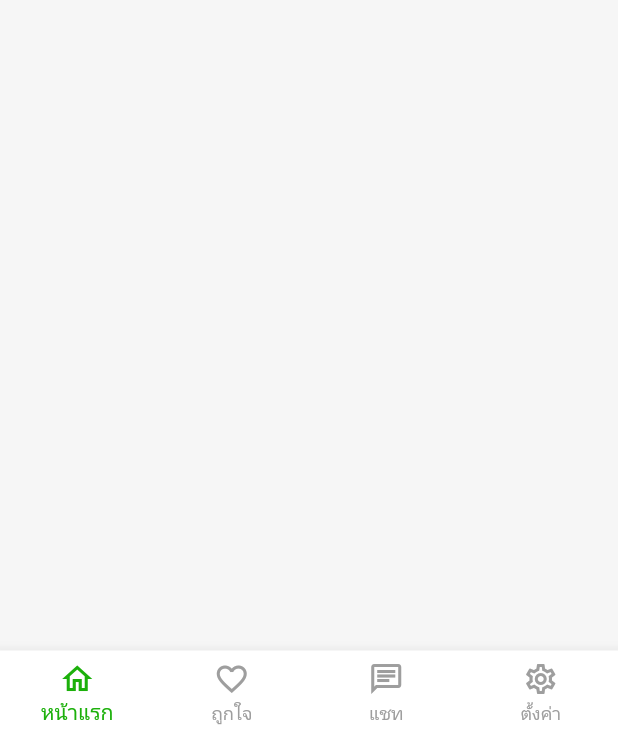
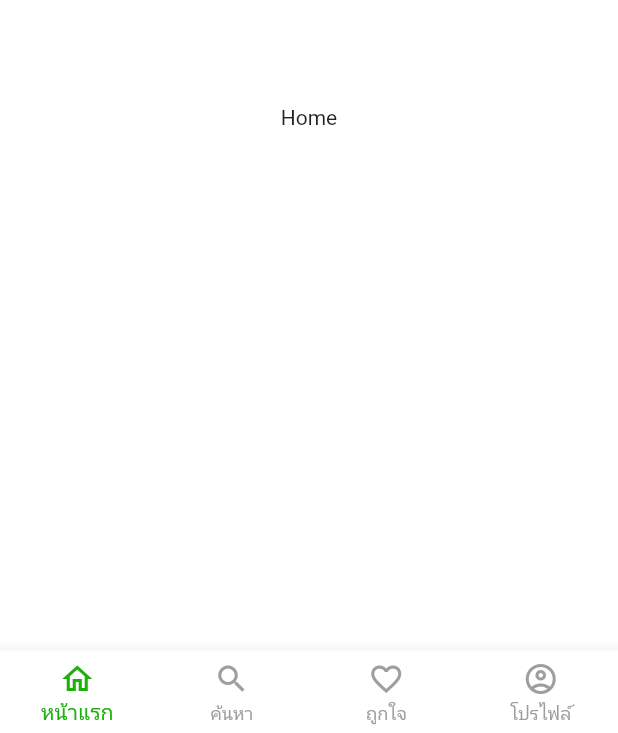
Before and after one commit to PiyanutChaiyamong/jnshop, a Flutter app: the screen it shows after launch, on a phone screen of 412 x 824 dp. Shown: the part 500-1233 px from the top of the screen. Run offline on Flutter 3.47's test engine with Material 3 defaults, Android fonts, the phone set to English and light mode, and no system bars; our stand-ins replace google_fonts; Roboto replaces fonts that are missing (Prompt).

Commit message:
เริ่ม Project

```diff
--- a/lib/core/theme/app_appbar.dart
+++ b/lib/core/theme/app_appbar.dart
@@ -1,6 +1,6 @@
 import 'package:flutter/material.dart';
-
-import 'app_color.dart';
+import 'package:google_fonts/google_fonts.dart';
+import 'package:jnshop/core/theme/app_color.dart';
 
 class AppAppbar {
   static final appbar = AppBarTheme(
@@ -11,11 +11,11 @@ class AppAppbar {
     iconTheme: IconThemeData(
       color: Colors.grey.shade600,
     ),
-    titleTextStyle: const TextStyle(
+    titleTextStyle: TextStyle(
       color: Colors.white,
       fontSize: 16,
       fontWeight: FontWeight.bold,
-      //fontFamily: GoogleFonts.prompt(fontStyle: FontStyle.normal).fontFamily,
+      fontFamily: GoogleFonts.prompt(fontStyle: FontStyle.normal).fontFamily,
     ),
   );
 }
--- a/lib/core/theme/app_color.dart
+++ b/lib/core/theme/app_color.dart
@@ -1,6 +1,5 @@
 import 'package:flutter/material.dart';
-
-import '../constant/helper.dart';
+import 'package:jnshop/core/constant/helper.dart';
 
 class AppColors {
   static final primary = hexToColor('#1cb00b');
--- a/lib/core/theme/app_theme.dart
+++ b/lib/core/theme/app_theme.dart
@@ -1,18 +1,19 @@
 import 'package:flutter/material.dart';
+import 'package:google_fonts/google_fonts.dart';
+import 'package:jnshop/core/constant/helper.dart';
 import 'package:jnshop/core/theme/app_appbar.dart';
-import '../constant/helper.dart';
-import 'app_color.dart';
+import 'package:jnshop/core/theme/app_color.dart';
 
 class MyTheme {
   static final lightTheme = ThemeData(
     useMaterial3: false,
     primaryColor: AppColors.primary,
     primarySwatch: colorToMaterialColor(AppColors.primary),
-      // fontFamily: GoogleFonts.prompt(fontStyle: FontStyle.normal).fontFamily,
+    fontFamily: GoogleFonts.prompt(fontStyle: FontStyle.normal).fontFamily,
     brightness: Brightness.light,
     colorScheme: ColorScheme.light(
       primary: AppColors.primary,
-        background: AppColors.background,
+      surface: AppColors.background,
       secondary: AppColors.secondary,
     ),
     appBarTheme: AppAppbar.appbar,
@@ -22,5 +23,6 @@ class MyTheme {
       selectedItemColor: AppColors.primary,
       unselectedItemColor: Colors.grey,
       type: BottomNavigationBarType.fixed,
-      ));
+    ),
+  );
 }
--- a/lib/presentation/views/chat/chat_page.dart
+++ b/lib/presentation/views/chat/chat_page.dart
@@ -10,7 +10,7 @@ class ChatPage extends StatefulWidget {
 class _ChatPageState extends State<ChatPage> {
   @override
   Widget build(BuildContext context) {
-    return Column(
+    return const Column(
       children: [
         Text('หน้าแชท'),
       ],
--- a/lib/presentation/views/favorite/favorite_page.dart
+++ b/lib/presentation/views/favorite/favorite_page.dart
@@ -10,7 +10,7 @@ class FavoritePage extends StatefulWidget {
 class _FavoritePageState extends State<FavoritePage> {
   @override
   Widget build(BuildContext context) {
-    return Column(
+    return const Column(
       children: [
         Text('ถูกใจ'),
       ],
--- a/lib/presentation/views/main/home_page.dart
+++ b/lib/presentation/views/main/home_page.dart
@@ -10,17 +10,8 @@ class HomePage extends StatefulWidget {
 class _HomePageState extends State<HomePage> {
   @override
   Widget build(BuildContext context) {
-    return Scaffold();
-  }
-
-  Widget _buildGridItem(IconData icon, String label) {
-    return Column(
-      mainAxisAlignment: MainAxisAlignment.center,
-      children: [
-        Icon(icon, size: 60),
-        SizedBox(height: 8),
-        Text(label, textAlign: TextAlign.center),
-      ],
+    return const Center(
+      child: Text('Home'),
     );
   }
 }
--- a/lib/presentation/views/main/root_page.dart
+++ b/lib/presentation/views/main/root_page.dart
@@ -16,25 +16,27 @@ class _RootPageState extends State<RootPage> {
   int _currentIndex = 0;
 
   List<Widget> get _children => [
-        HomePage(),
-        FavoritePage(),
-        ChatPage(),
-        SettingPage(),
+        const HomePage(),
+        const FavoritePage(),
+        const ChatPage(),
+        const SettingPage(),
       ];
 
   @override
   Widget build(BuildContext context) {
     return Scaffold(
+      backgroundColor: Colors.white,
       appBar: AppBar(
         leadingWidth: 150,
-          leading: Padding(
-            padding: const EdgeInsets.all(8),
+        leading: const Padding(
+          padding: EdgeInsets.all(8),
           child: Text(
-              "JNShop",
+            'JNShop',
             style: TextStyle(
               fontSize: 25,
               fontWeight: FontWeight.bold,
-                  color: Colors.black87),
+              color: Colors.black87,
+            ),
           ),
         ),
         // title: Text(getTitle(_currentIndex)),
@@ -44,21 +46,25 @@ class _RootPageState extends State<RootPage> {
             child: Container(
               decoration: BoxDecoration(
                 border: Border.all(color: Colors.grey.shade400),
-                    shape: BoxShape.circle),
+                shape: BoxShape.circle,
+              ),
               child: Padding(
-                  padding: const EdgeInsets.all(8.0),
+                padding: const EdgeInsets.all(8),
                 child: GestureDetector(
-                      onTap: () {}, child: Icon(Icons.shopping_bag_outlined)),
+                  onTap: () {},
+                  child: const Icon(Icons.shopping_bag_outlined),
                 ),
               ),
-            )
+            ),
+          ),
         ],
       ),
       bottomNavigationBar: BottomNav(
         onTap: onTabTapped,
         currentIndex: _currentIndex,
       ),
-        body: _children[_currentIndex]); // Closing bracket for build method
+      body: _children[_currentIndex],
+    ); // Closing bracket for build method
   }
 
   void onTabTapped(int index) {
@@ -72,11 +78,11 @@ class _RootPageState extends State<RootPage> {
       case 0:
         return 'หน้าแรก';
       case 1:
-        return 'รายการโปรด';
+        return 'ค้นหา';
       case 2:
-        return 'แชท';
+        return 'ถูกใจ';
       case 3:
-        return 'การตั้งค่า';
+        return 'โปรไฟล์';
       default:
         return 'หน้าแรก';
     }
--- a/lib/presentation/views/setting/setting_page.dart
+++ b/lib/presentation/views/setting/setting_page.dart
@@ -10,7 +10,7 @@ class SettingPage extends StatefulWidget {
 class _SettingPageState extends State<SettingPage> {
   @override
   Widget build(BuildContext context) {
-    return Column(
+    return const Column(
       children: [
         Text('การตั้งค่า'),
       ],
--- a/lib/presentation/views/splash_page.dart
+++ b/lib/presentation/views/splash_page.dart
@@ -25,7 +25,9 @@ class _SplashPageState extends State<SplashPage> {
       const Duration(seconds: 2),
       () {
         Navigator.push(
-            context, MaterialPageRoute(builder: (context) => const RootPage()));
+          context,
+          MaterialPageRoute(builder: (context) => const RootPage()),
+        );
       },
     );
   }
--- a/lib/presentation/widgets/bottom_nav.dart
+++ b/lib/presentation/widgets/bottom_nav.dart
@@ -17,16 +17,16 @@ class BottomNav extends StatelessWidget {
           label: 'หน้าแรก',
         ),
         BottomNavigationBarItem(
+          icon: Icon(Icons.search),
+          label: 'ค้นหา',
+        ),
+        BottomNavigationBarItem(
           icon: Icon(Icons.favorite_outline),
           label: 'ถูกใจ',
         ),
         BottomNavigationBarItem(
-          icon: Icon(Icons.chat_outlined),
-          label: 'แชท',
-        ),
-        BottomNavigationBarItem(
-          icon: Icon(Icons.settings_outlined),
-          label: 'ตั้งค่า',
+          icon: Icon(Icons.account_circle_outlined),
+          label: 'โปรไฟล์',
         ),
       ],
     );
--- a/pubspec.yaml
+++ b/pubspec.yaml
@@ -13,6 +13,7 @@ dependencies:
     sdk: flutter
   cupertino_icons: ^1.0.6
   very_good_analysis: ^6.0.0
+  google_fonts: ^6.2.1
 
 dev_dependencies:
   flutter_test:
```
Also changed, not shown: pubspec.lock. Lines whose indentation alone changed are shown as unchanged.
